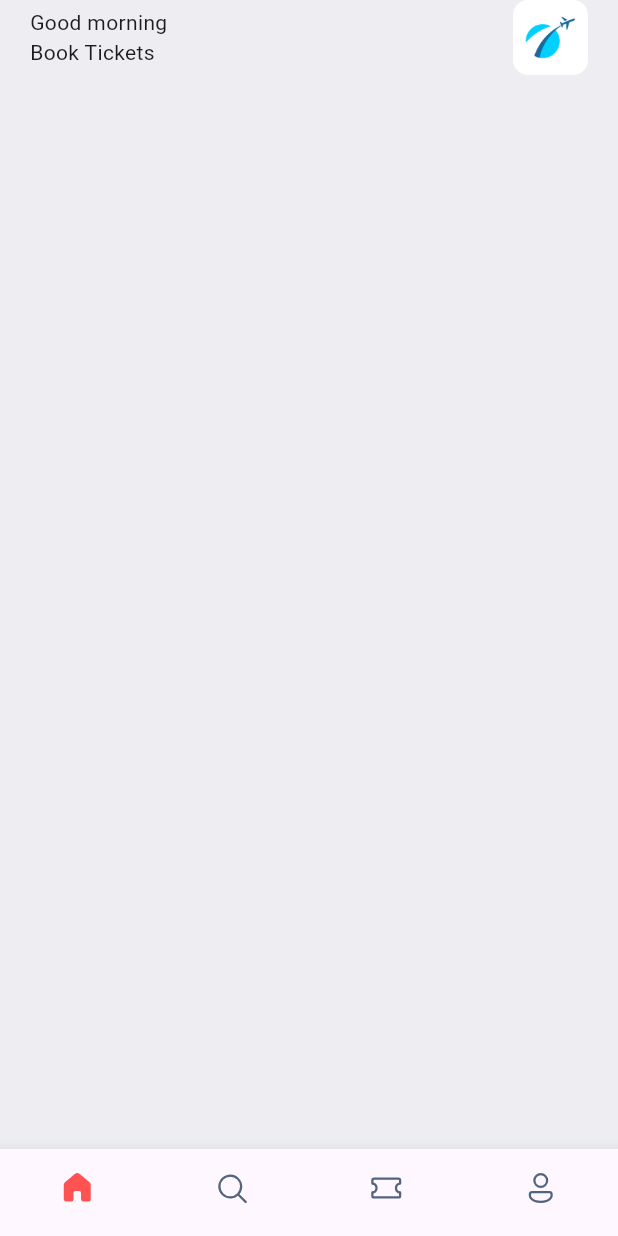
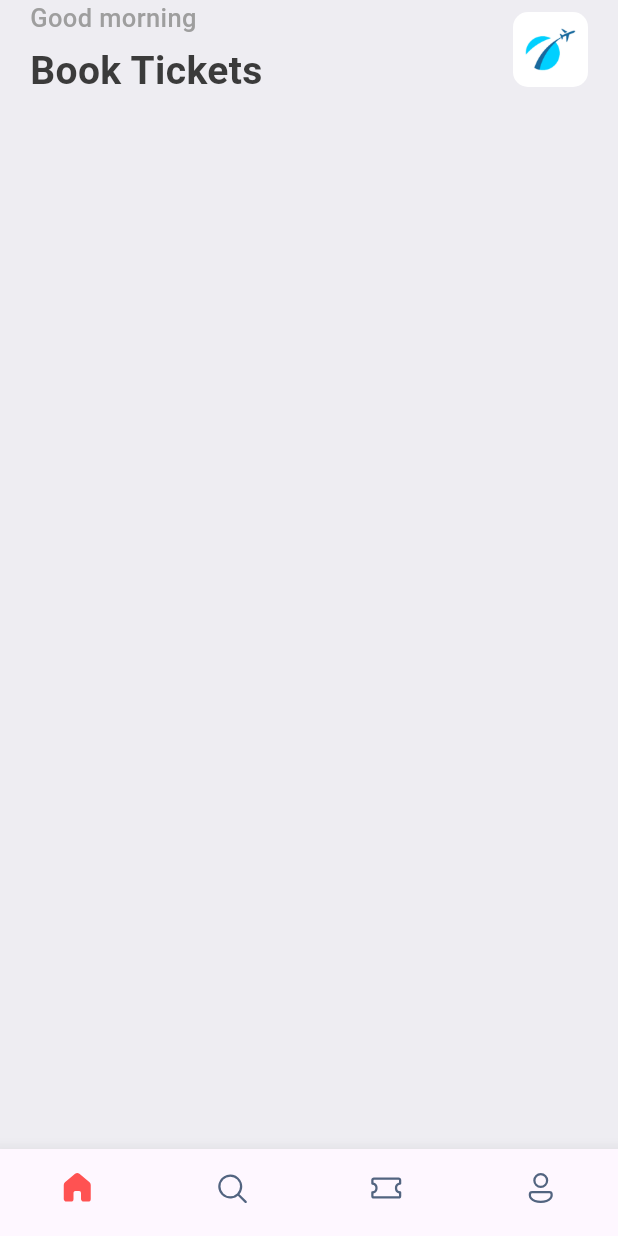
Before and after one commit to trucyCc/bookticket-demo, a Flutter app: the screen it shows after launch, on a phone screen of 412 x 824 dp. Run offline on Flutter 3.47's test engine with Material 2 defaults, Android fonts, the phone set to English and light mode, and no system bars; our stand-ins replace fluentui_icons.

Commit message:
统一样式文件

```diff
--- a/lib/screens/home_screen.dart
+++ b/lib/screens/home_screen.dart
@@ -1,5 +1,7 @@
 import 'package:flutter/cupertino.dart';
 import 'package:flutter/material.dart';
+
+import '../utils/app_styles.dart';
 
 class HomeScreen extends StatelessWidget {
   const HomeScreen({Key? key}) : super(key: key);
@@ -7,7 +9,7 @@ class HomeScreen extends StatelessWidget {
   @override
   Widget build(BuildContext context) {
     return Scaffold(
-      backgroundColor: Color(0xFFeeedf2),
+      backgroundColor: Styles.bgColor,
       body: ListView(
         children: [
           Container(
@@ -24,12 +26,13 @@ class HomeScreen extends StatelessWidget {
                   // 对于列来说，列就是主轴，行是交叉轴
                   mainAxisAlignment: MainAxisAlignment.spaceBetween,
                   children: [
-                    const Column(
+                     Column(
                       // 两个组件头部齐平
                       crossAxisAlignment: CrossAxisAlignment.start,
                       children: [
-                        Text("Good morning"),
-                        Text("Book Tickets"),
+                        Text("Good morning", style: Styles.headLineStyle3),
+                        SizedBox(height: 5),
+                        Text("Book Tickets", style: Styles.headLineStyle),
                       ],
                     ),
                     Container(
--- a/lib/utils/app_styles.dart
+++ b/lib/utils/app_styles.dart
@@ -14,6 +14,6 @@ class Styles {
   static TextStyle textStyle = TextStyle(fontSize: 16, color: textColor, fontWeight: FontWeight.w500);
   static TextStyle headLineStyle = TextStyle(fontSize: 26, color: textColor, fontWeight: FontWeight.bold);
   static TextStyle headLineStyle2 = TextStyle(fontSize: 21, color: textColor, fontWeight: FontWeight.bold);
-  static TextStyle headLineStyle3 = TextStyle(fontSize: 17, color: textColor, fontWeight: FontWeight.w500);
+  static TextStyle headLineStyle3 = TextStyle(fontSize: 17, color: Colors.grey.shade500, fontWeight: FontWeight.w500);
   static TextStyle headLineStyle4 = TextStyle(fontSize: 14, color: Colors.grey.shade500, fontWeight: FontWeight.w500);
 }
```
